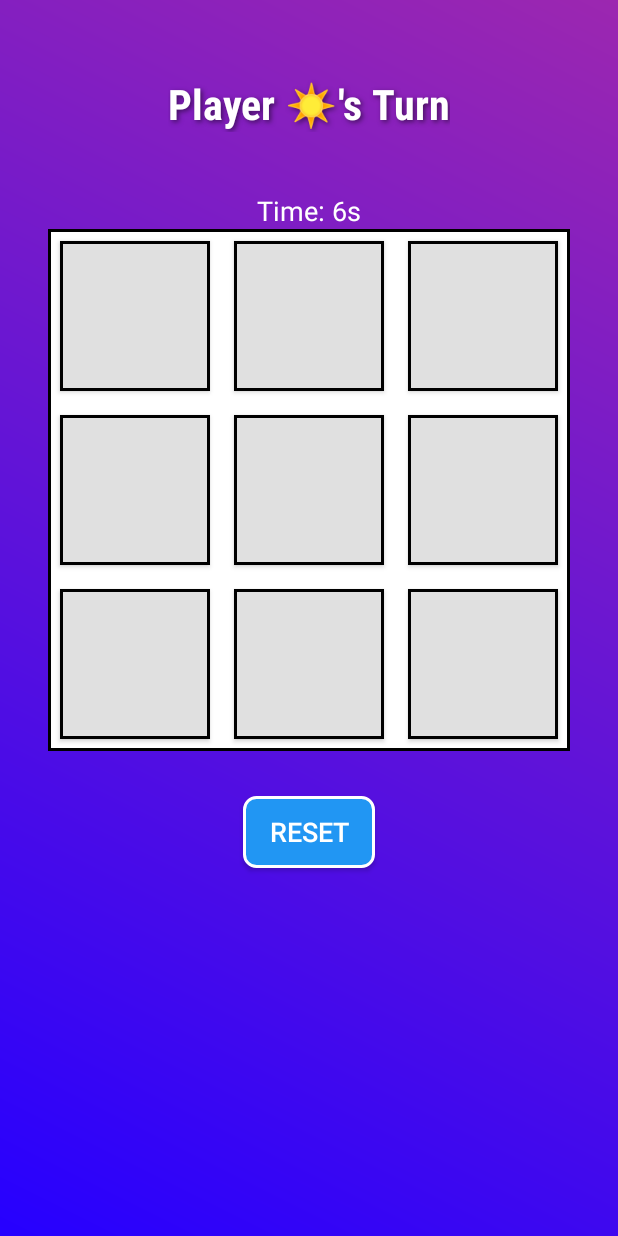
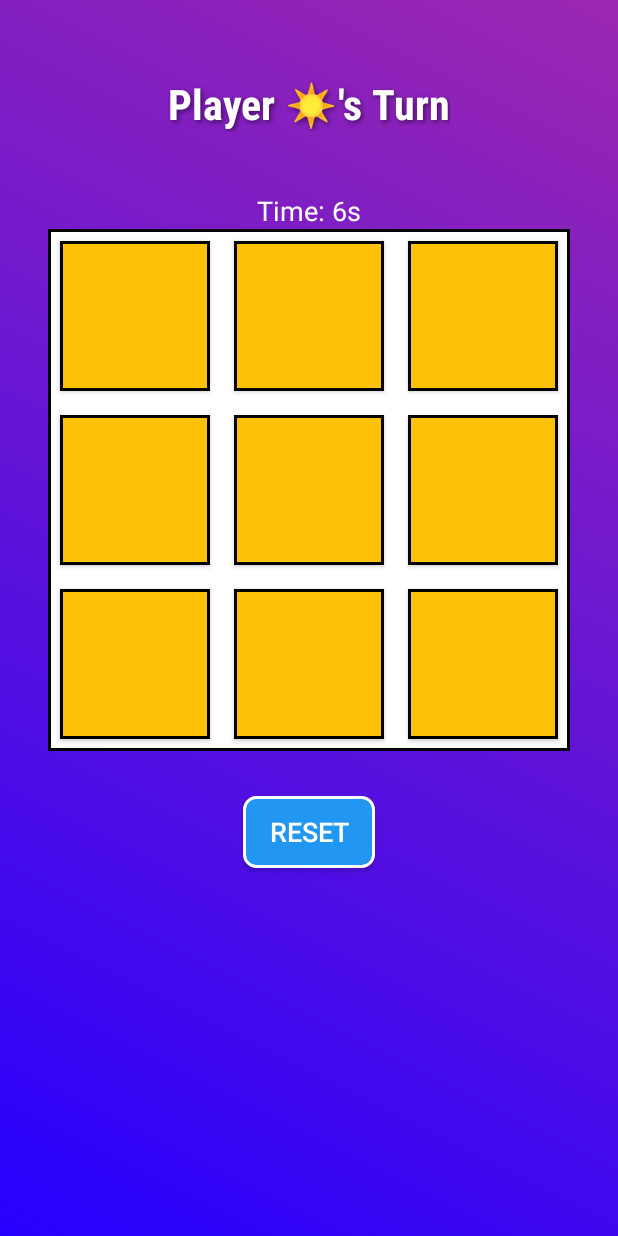
Before and after one commit to k-aghakhani/TicTacToe, an Android app: the screen it shows after launch (MainActivity), on a phone screen of 412 x 824 dp. Run offline under Robolectric (Android 15) with nearby library versions, the phone set to English and light mode, and no system bars.

Commit message:
change color

```diff
--- a/app/src/main/res/drawable/cell_background.xml
+++ b/app/src/main/res/drawable/cell_background.xml
@@ -1,5 +1,5 @@
 <?xml version="1.0" encoding="utf-8"?>
 <shape xmlns:android="http://schemas.android.com/apk/res/android">
-    <solid android:color="#E0E0E0" />
+    <solid android:color="#FFC107" />
     <stroke android:width="2dp" android:color="#000000" />
 </shape>
```
